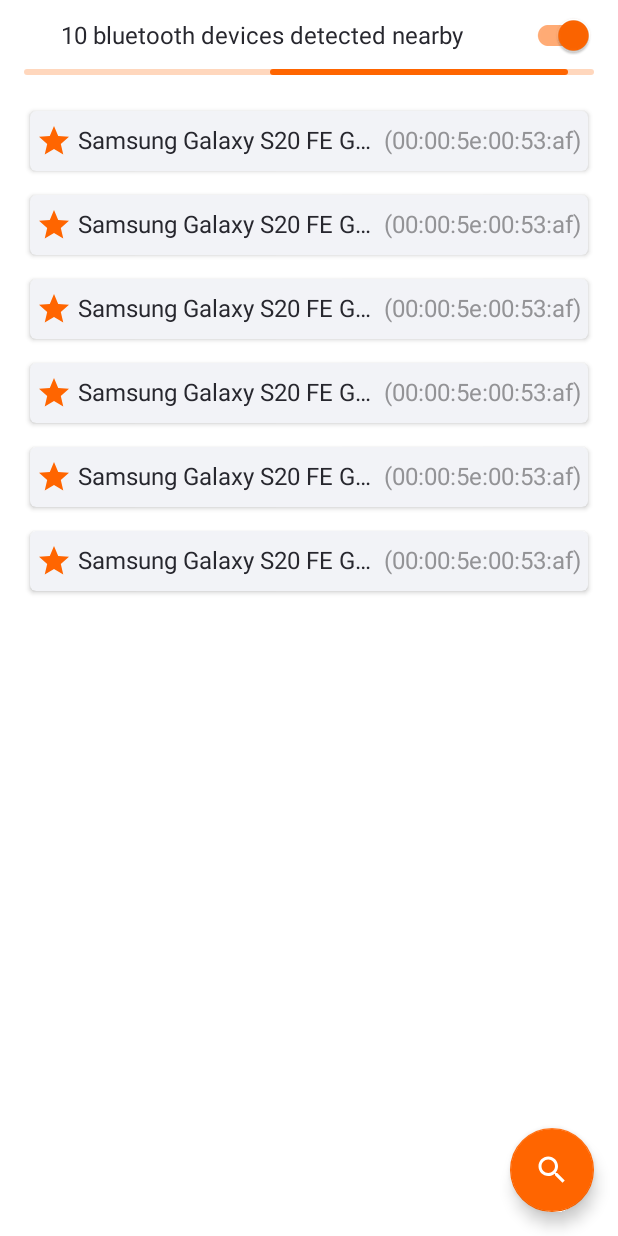
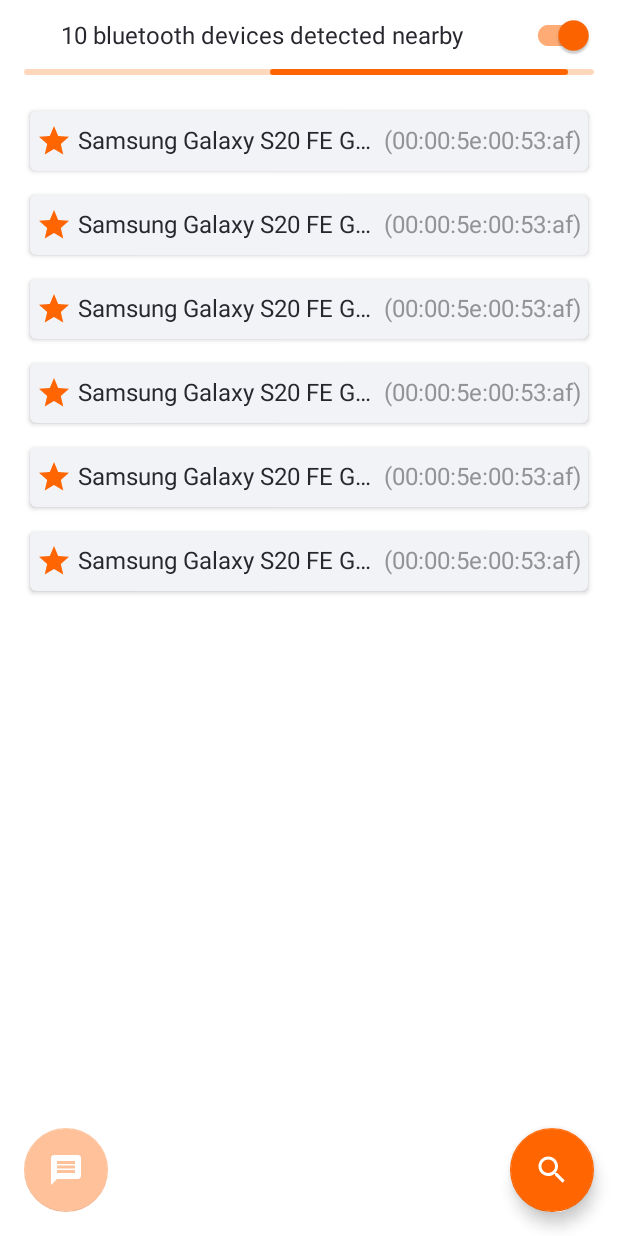
Before and after one commit to DmnCdn/Bluetooth-playground, an Android app: the layout fragment_main.xml on its own in the app's theme, with its tools: preview values and no code run, on a phone screen of 412 x 824 dp. Run offline under Robolectric (Android 15) with nearby library versions, the phone set to English and light mode, and no system bars.

Commit message:
added sending message button and socket state observing

```diff
--- /dev/null
+++ b/app/src/main/res/drawable/ic_message.xml
@@ -0,0 +1,5 @@
+<vector android:height="24dp" android:tint="#000000"
+    android:viewportHeight="24" android:viewportWidth="24"
+    android:width="24dp" xmlns:android="http://schemas.android.com/apk/res/android">
+    <path android:fillColor="@android:color/white" android:pathData="M20,2L4,2c-1.1,0 -1.99,0.9 -1.99,2L2,22l4,-4h14c1.1,0 2,-0.9 2,-2L22,4c0,-1.1 -0.9,-2 -2,-2zM18,14L6,14v-2h12v2zM18,11L6,11L6,9h12v2zM18,8L6,8L6,6h12v2z"/>
+</vector>
--- a/app/src/main/res/layout/fragment_main.xml
+++ b/app/src/main/res/layout/fragment_main.xml
@@ -74,4 +74,15 @@
         android:src="@drawable/ic_search"
         android:layout_margin="16dp"/>
 
+    <com.google.android.material.floatingactionbutton.FloatingActionButton
+        android:id="@+id/messageButton"
+        style="@style/Widget.App.FloatingActionButton"
+        android:enabled="false"
+        android:layout_width="wrap_content"
+        android:layout_height="wrap_content"
+        app:layout_constraintBottom_toBottomOf="parent"
+        app:layout_constraintStart_toStartOf="parent"
+        android:src="@drawable/ic_message"
+        android:layout_margin="16dp"/>
+
 </androidx.constraintlayout.widget.ConstraintLayout>
```
Also changed, not shown: app/src/main/AndroidManifest.xml (+7 -5 lines), app/src/main/java/com/example/bluetoothshowcase/presentation/main/MainFragment.kt (+34 -3 lines), app/src/main/java/com/example/bluetoothshowcase/service/BluetoothConnectionService.kt (+52 -7 lines), app/src/main/java/com/example/bluetoothshowcase/utils/MyBroadcastReceiver.kt (+10 -0 lines).
